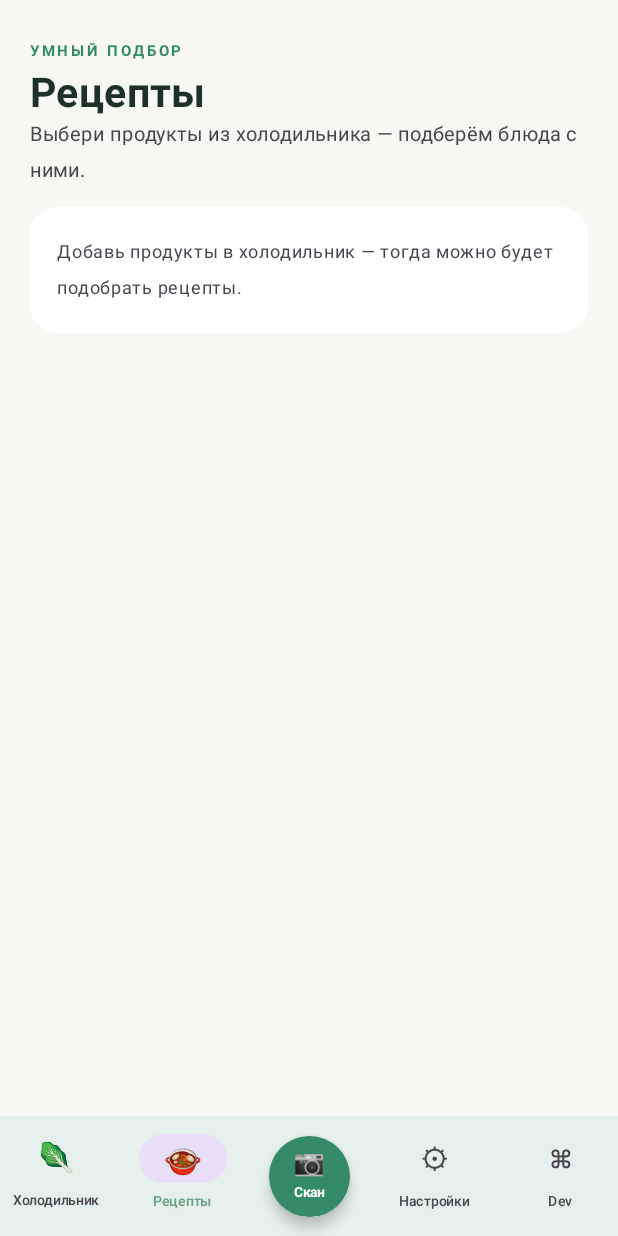
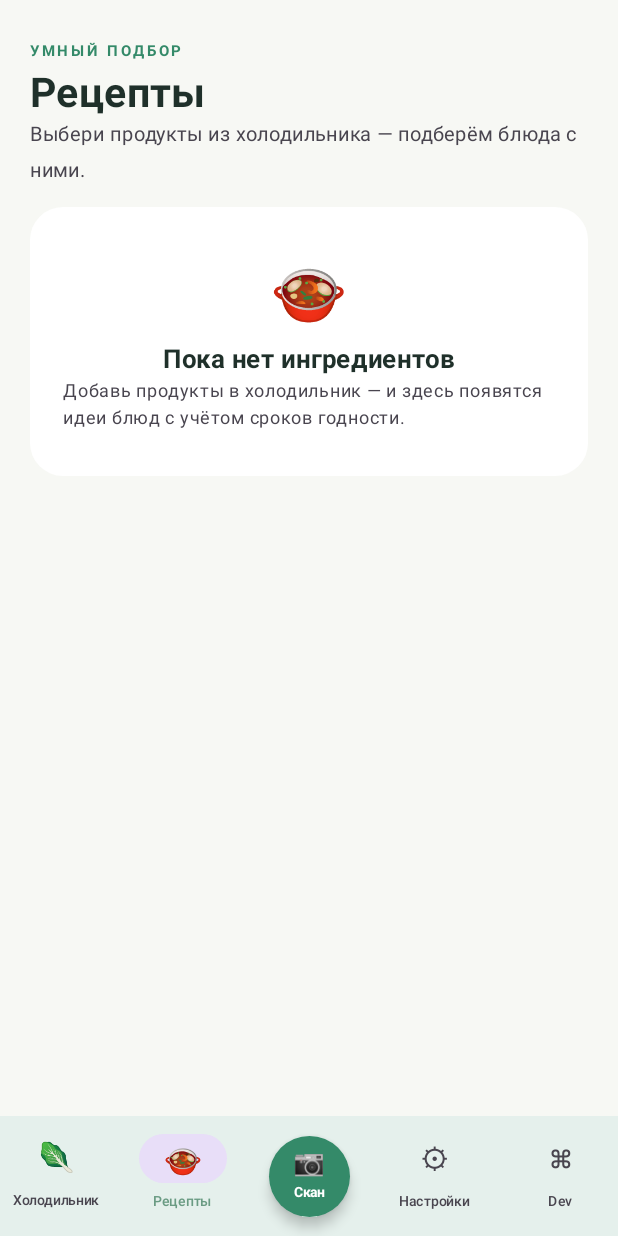
Before and after one commit to Bobronchik/SmartFridge2, an Android app built with Jetpack Compose: the composable FridgeScreen shown on its own in the app's theme, item 2 of the bottom bar chosen, on a phone screen of 412 x 824 dp. Run offline under Robolectric (Android 15) with nearby library versions, the phone set to English and light mode, and no system bars; network calls fail; 3 statements that could not run were skipped.

Commit message:
Polish empty state in recipe discovery

```diff
--- a/app/src/main/java/com/example/smartfridge/ui/theme/FridgeScreen.kt
+++ b/app/src/main/java/com/example/smartfridge/ui/theme/FridgeScreen.kt
@@ -740,8 +740,21 @@ private fun ExpiringRecipesPanel(
         }
         if (sortedProducts.isEmpty()) {
             item {
-                Surface(color = MaterialTheme.colorScheme.surface, shape = RoundedCornerShape(18.dp), modifier = Modifier.fillMaxWidth()) {
-                    Text("Добавь продукты в холодильник — тогда можно будет подобрать рецепты.", modifier = Modifier.padding(18.dp), color = MaterialTheme.colorScheme.onSurfaceVariant, fontSize = 12.sp)
+                Surface(color = MaterialTheme.colorScheme.surface, shape = RoundedCornerShape(22.dp), modifier = Modifier.fillMaxWidth()) {
+                    Column(
+                        Modifier.fillMaxWidth().padding(horizontal = 22.dp, vertical = 30.dp),
+                        horizontalAlignment = Alignment.CenterHorizontally
+                    ) {
+                        Text("🍲", fontSize = 42.sp)
+                        Spacer(Modifier.height(10.dp))
+                        Text("Пока нет ингредиентов", color = MaterialTheme.colorScheme.onSurface, fontSize = 17.sp, fontWeight = FontWeight.Bold)
+                        Text(
+                            "Добавь продукты в холодильник — и здесь появятся идеи блюд с учётом сроков годности.",
+                            color = MaterialTheme.colorScheme.onSurfaceVariant,
+                            fontSize = 12.sp,
+                            lineHeight = 18.sp
+                        )
+                    }
                 }
             }
         } else {
```
